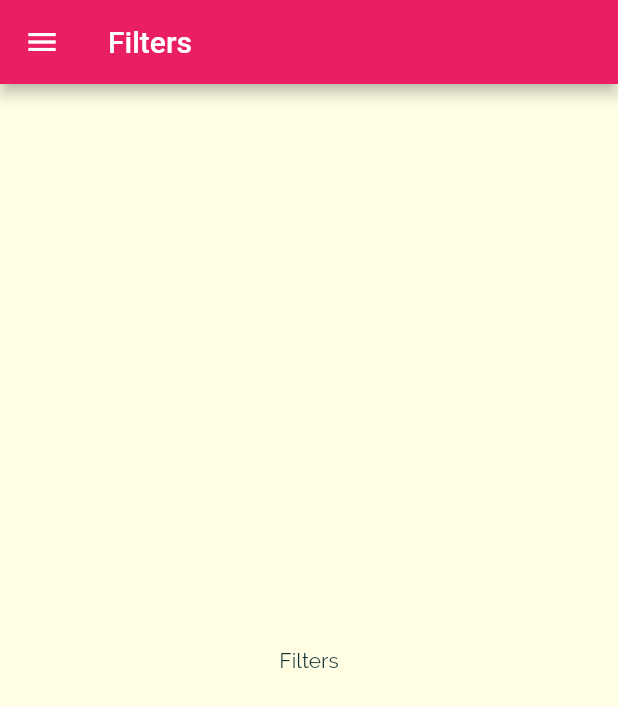
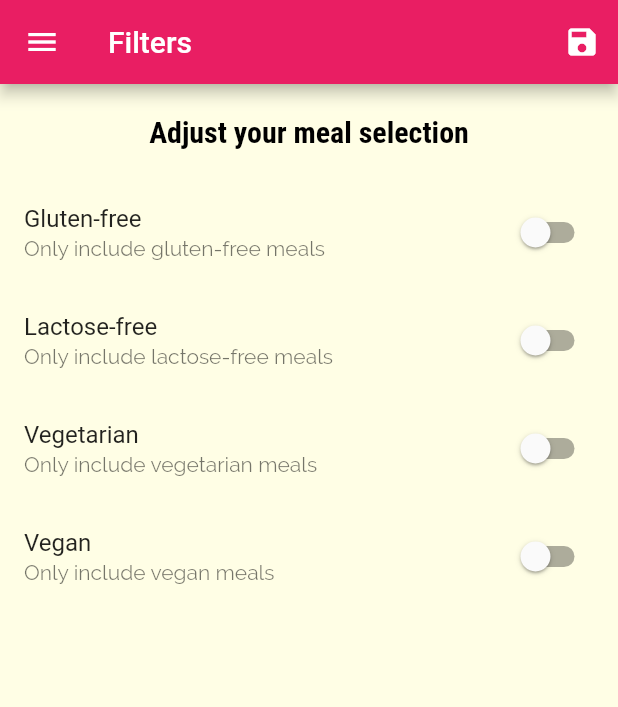
Before and after one commit to masumbillah21/MealApp, a Flutter app: the FiltersScreen screen opened by its route, on a phone screen of 412 x 824 dp. Shown: the top 707 px of the screen. Run offline on Flutter 3.47's test engine with Material 2 defaults, Android fonts, the phone set to English and light mode, and no system bars.

Commit message:
Filter meal done

```diff
--- a/lib/main.dart
+++ b/lib/main.dart
@@ -1,14 +1,50 @@
 import 'package:flutter/material.dart';
+import 'package:mean_app/data/dummy_data.dart';
 import 'package:mean_app/screens/filters_screen.dart';
 import 'package:mean_app/screens/meal_detail_screen.dart';
 import 'package:mean_app/screens/tabs_screen.dart';
 
+import 'models/meal.dart';
 import 'screens/category_meals_screen.dart';
 
 void main() => runApp(const MyApp());
 
-class MyApp extends StatelessWidget {
+class MyApp extends StatefulWidget {
   const MyApp({super.key});
+
+  @override
+  State<MyApp> createState() => _MyAppState();
+}
+
+class _MyAppState extends State<MyApp> {
+  Map<String, bool> _filters = {
+    'gluten': false,
+    'lactose': false,
+    'vegan': false,
+    'vegetarian': false,
+  };
+  List<Meal> _availableMeals = DUMMY_MEALS;
+
+  void _setFilters(Map<String, bool> filterData) {
+    setState(() {
+      _filters = filterData;
+      _availableMeals = DUMMY_MEALS.where((meal) {
+        if (_filters['gluten']! && !meal.isGlutenFree) {
+          return false;
+        }
+        if (_filters['lactose']! && !meal.isLactoseFree) {
+          return false;
+        }
+        if (_filters['vegan']! && !meal.isVegan) {
+          return false;
+        }
+        if (_filters['vegetarian']! && !meal.isVegetarian) {
+          return false;
+        }
+        return true;
+      }).toList();
+    });
+  }
 
   @override
   Widget build(BuildContext context) {
@@ -37,9 +73,10 @@ class MyApp extends StatelessWidget {
       ),
       routes: {
         '/': (ctx) => const TabsScreen(),
-        CategoryMealsScreen.routeName: (ctx) => const CategoryMealsScreen(),
+        CategoryMealsScreen.routeName: (ctx) =>
+            CategoryMealsScreen(_availableMeals),
         MealDetailScreen.routeName: (ctx) => const MealDetailScreen(),
-        FiltersScreen.routeName: (ctx) => const FiltersScreen(),
+        FiltersScreen.routeName: (ctx) => FiltersScreen(_filters, _setFilters),
       },
     );
   }
--- a/lib/screens/category_meals_screen.dart
+++ b/lib/screens/category_meals_screen.dart
@@ -1,13 +1,13 @@
 import 'package:flutter/material.dart';
 import 'package:mean_app/widgets/meal_item.dart';
 
-import '../data/dummy_data.dart';
 import '../models/meal.dart';
 
 class CategoryMealsScreen extends StatefulWidget {
   static const routeName = '/category-meals';
+  final List<Meal> availableMeals;
 
-  const CategoryMealsScreen({Key? key}) : super(key: key);
+  const CategoryMealsScreen(this.availableMeals, {Key? key}) : super(key: key);
 
   @override
   State<CategoryMealsScreen> createState() => _CategoryMealsScreenState();
@@ -26,7 +26,7 @@ class _CategoryMealsScreenState extends State<CategoryMealsScreen> {
       final categoryId = routeArgs['id'];
       categoryTitle = routeArgs['title']!;
 
-      displayMeals = DUMMY_MEALS.where((meal) {
+      displayMeals = widget.availableMeals.where((meal) {
         return meal.categories.contains(categoryId);
       }).toList();
       _loadedInitData = true;
--- a/lib/screens/filters_screen.dart
+++ b/lib/screens/filters_screen.dart
@@ -2,19 +2,135 @@ import 'package:flutter/material.dart';
 
 import '../widgets/main_drawer.dart';
 
-class FiltersScreen extends StatelessWidget {
+class FiltersScreen extends StatefulWidget {
   static const routeName = '/filters';
-  const FiltersScreen({Key? key}) : super(key: key);
+  final Function savedFilters;
+  final Map<String, bool> currentFilters;
+
+  const FiltersScreen(this.currentFilters, this.savedFilters, {Key? key})
+      : super(key: key);
+
+  @override
+  State<FiltersScreen> createState() => _FiltersScreenState();
+}
+
+class _FiltersScreenState extends State<FiltersScreen> {
+  var _glutenFree = false;
+  var _vegetarian = false;
+  var _vegan = false;
+  var _lactoseFree = false;
+
+  @override
+  void initState() {
+    _glutenFree = widget.currentFilters['gluten']!;
+    _vegetarian = widget.currentFilters['vegetarian']!;
+    _vegan = widget.currentFilters['vegan']!;
+    _lactoseFree = widget.currentFilters['lactose']!;
+    super.initState();
+  }
+
+  Widget _buildSwitchListTile(
+    String title,
+    String description,
+    bool currentValue,
+    Function updateValue,
+  ) {
+    return SwitchListTile(
+      value: currentValue,
+      onChanged: (value) => updateValue(value),
+      title: Text(title),
+      subtitle: Text(description),
+    );
+  }
 
   @override
   Widget build(BuildContext context) {
     return Scaffold(
       appBar: AppBar(
+        actions: [
+          IconButton(
+            onPressed: () {
+              final selectedFilters = {
+                'gluten': _glutenFree,
+                'lactose': _lactoseFree,
+                'vegan': _vegan,
+                'vegetarian': _vegetarian,
+              };
+              widget.savedFilters(selectedFilters);
+              Navigator.of(context).pushReplacementNamed('/');
+            },
+            icon: const Icon(
+              Icons.save,
+            ),
+          )
+        ],
         title: const Text('Filters'),
       ),
       drawer: const MainDrawer(),
-      body: Center(
-        child: Text('Filters'),
+      body: Column(
+        children: [
+          Container(
+            padding: const EdgeInsets.all(20),
+            child: Text(
+              "Adjust your meal selection",
+              style: Theme.of(context).textTheme.headline2,
+            ),
+          ),
+          Expanded(
+            child: ListView(
+              children: [
+                _buildSwitchListTile(
+                  'Gluten-free',
+                  'Only include gluten-free meals',
+                  _glutenFree,
+                  (newValue) {
+                    setState(
+                      () {
+                        _glutenFree = newValue;
+                      },
+                    );
+                  },
+                ),
+                _buildSwitchListTile(
+                  'Lactose-free',
+                  'Only include lactose-free meals',
+                  _lactoseFree,
+                  (newValue) {
+                    setState(
+                      () {
+                        _lactoseFree = newValue;
+                      },
+                    );
+                  },
+                ),
+                _buildSwitchListTile(
+                  'Vegetarian',
+                  'Only include vegetarian meals',
+                  _vegetarian,
+                  (newValue) {
+                    setState(
+                      () {
+                        _vegetarian = newValue;
+                      },
+                    );
+                  },
+                ),
+                _buildSwitchListTile(
+                  'Vegan',
+                  'Only include vegan meals',
+                  _vegan,
+                  (newValue) {
+                    setState(
+                      () {
+                        _vegan = newValue;
+                      },
+                    );
+                  },
+                ),
+              ],
+            ),
+          )
+        ],
       ),
     );
   }
```
